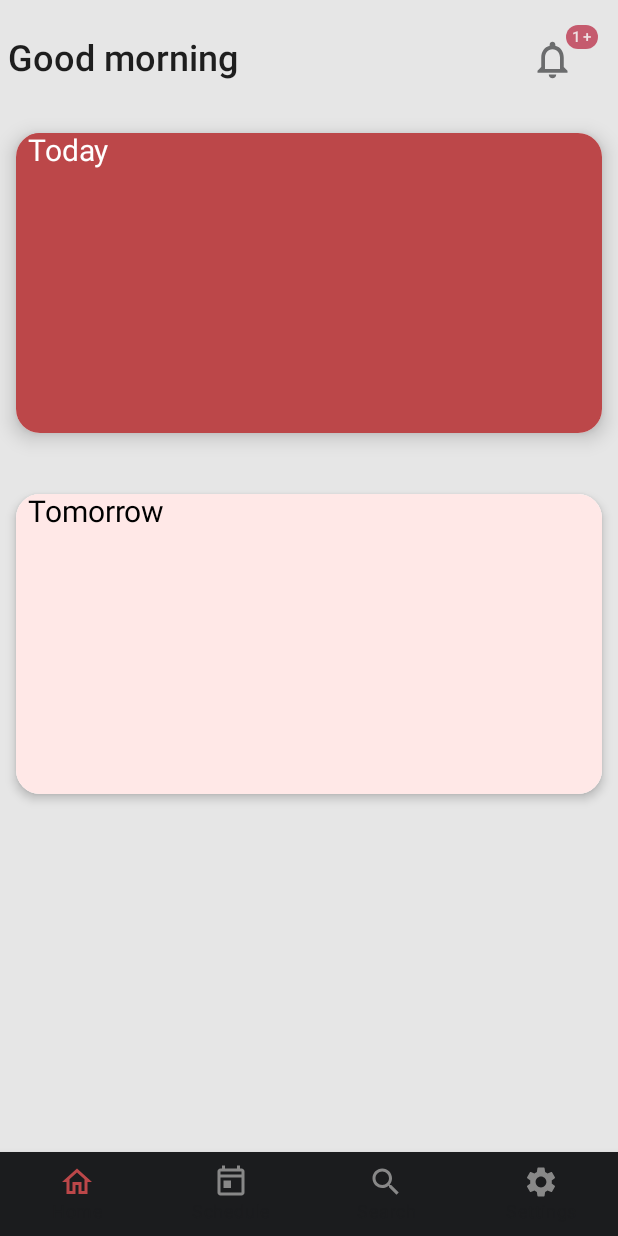
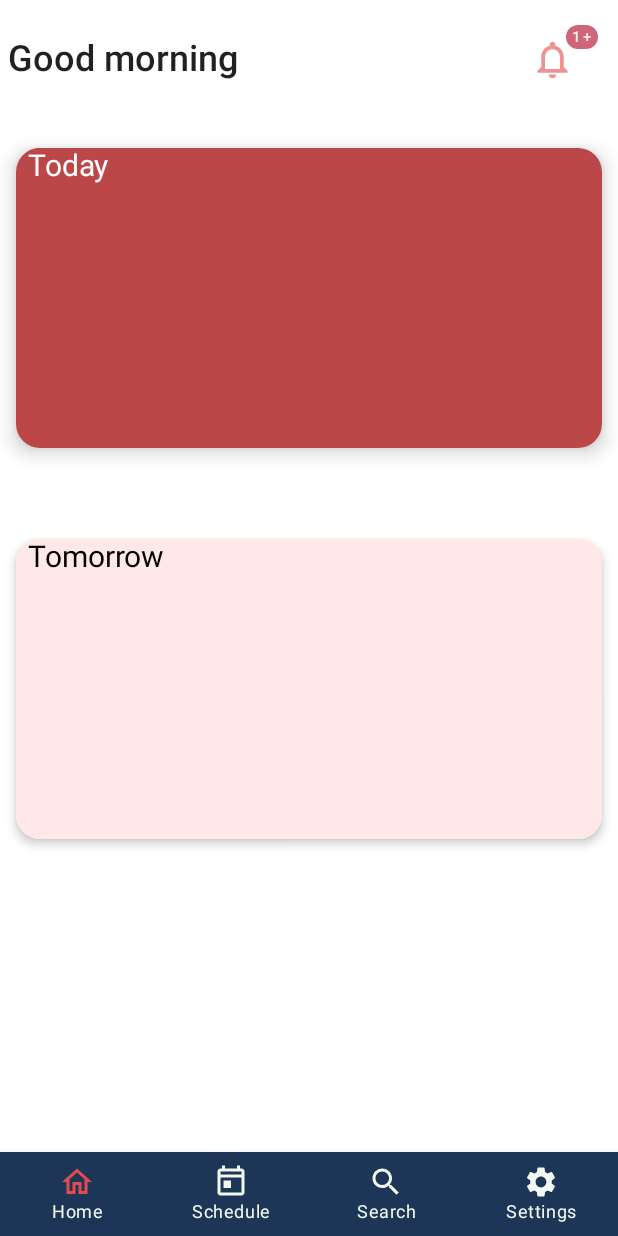
Before and after one commit to GISSIAH/Blackout-v2, an Android app built with Jetpack Compose: the screen it shows after launch (MainActivity), after a tap on "Skip", on a phone screen of 412 x 824 dp. Run offline under Robolectric (Android 15) with nearby library versions, the phone set to English and light mode, and no system bars; our stand-ins replace accompanist; 1 statement that could not run was skipped.

Commit message:
Theme customizations

```diff
--- a/app/src/main/java/com/example/bottomnavbardemo/MainScreen.kt
+++ b/app/src/main/java/com/example/bottomnavbardemo/MainScreen.kt
@@ -16,9 +16,7 @@ import androidx.navigation.NavGraph.Companion.findStartDestination
 import androidx.navigation.NavHostController
 import androidx.navigation.compose.currentBackStackEntryAsState
 import androidx.navigation.compose.rememberNavController
-import com.example.bottomnavbardemo.ui.theme.Gray500
-import com.example.bottomnavbardemo.ui.theme.Gray700
-import com.example.bottomnavbardemo.ui.theme.Red
+import com.example.bottomnavbardemo.ui.theme.*
 
 @Composable
 fun MainScreen() {
@@ -41,7 +39,7 @@ fun BottomBar(navController: NavHostController) {
     val navBackStackEntry by navController.currentBackStackEntryAsState()
     val currentDestination = navBackStackEntry?.destination
 
-    BottomNavigation(elevation = 6.dp) {
+    BottomNavigation(elevation = 6.dp,backgroundColor = MaterialTheme.colors.secondary) {
         screens.forEach { screen ->
             AddItem(
                 screen = screen,
@@ -60,7 +58,7 @@ fun RowScope.AddItem(
 ) {
     BottomNavigationItem(
         label = {
-            Text(text = screen.title,color=MaterialTheme.colors.primary)
+            Text(text = screen.title,color = varWhite)
         },
         icon = {
             Icon(
@@ -86,8 +84,8 @@ fun RowScope.AddItem(
 
 fun getColor(selected:Boolean):Color{
     if(selected){
-        return Red
+        return varRed
     }else{
-        return Color.Gray
+        return varWhite
     }
 }
--- a/app/src/main/java/com/example/bottomnavbardemo/screens/Home.kt
+++ b/app/src/main/java/com/example/bottomnavbardemo/screens/Home.kt
@@ -91,11 +91,11 @@ import java.util.*
                         val badgeState = getBadgeState(context)
                         if(badgeState){
                             BadgedBox(badge = { Badge { Text("1+") } }) {
-                                Icon(modifier = Modifier.size(30.dp),imageVector = Icons.Outlined.Notifications,contentDescription = "Notification Icon",tint= MaterialTheme.colors.onPrimary)
+                                Icon(modifier = Modifier.size(30.dp),imageVector = Icons.Outlined.Notifications,contentDescription = "Notification Icon",tint= MaterialTheme.colors.primaryVariant)
                             }
                         }else{
 
-                                Icon(modifier = Modifier.size(30.dp),imageVector = Icons.Outlined.Notifications,contentDescription = "Notification Icon",tint= MaterialTheme.colors.onPrimary)
+                                Icon(modifier = Modifier.size(30.dp),imageVector = Icons.Outlined.Notifications,contentDescription = "Notification Icon",tint= MaterialTheme.colors.primaryVariant)
 
                         }
 
@@ -109,7 +109,7 @@ import java.util.*
                     .padding(horizontal = 5.dp, vertical = 20.dp)) {
                     Card(
                         modifier = Modifier
-                            .padding(horizontal = 5.dp, vertical = 5.dp)
+                            .padding(horizontal = 5.dp, vertical = 15.dp)
                             .height(200.dp)
                             .fillMaxWidth()
                         ,
@@ -129,7 +129,7 @@ import java.util.*
                     }
                     Card(
                         modifier = Modifier
-                            .padding(horizontal = 5.dp, vertical = 35.dp)
+                            .padding(horizontal = 5.dp, vertical = 45.dp)
                             .height(200.dp)
                             .fillMaxWidth()
                         ,
--- a/app/src/main/java/com/example/bottomnavbardemo/ui/theme/Color.kt
+++ b/app/src/main/java/com/example/bottomnavbardemo/ui/theme/Color.kt
@@ -2,11 +2,15 @@ package com.example.bottomnavbardemo.ui.theme
 
 import androidx.compose.ui.graphics.Color
 
-
+val Blue = Color(0xFF1D3557)
+val lightBlue = Color(0xFF457B9D)
+val varBlue = Color(0xFFA8DADC)
+val varWhite = Color(0xFFF1FAEE)
 val Green = Color(0xFF6A994E)
 val YellowMain = Color(0xFFF2E8CF)
 val YellowVar = Color(0xFFFFECD1)
 val Red = Color(0xFFBC4749)
+val varRed = Color(0xFFE44B4E)
 //var lightRed = Color(0xFFFFDCDB)
 var lightRed = Color(0xFFFFE8E7)
 val Gray500 = Color(0xFF303030)
--- a/app/src/main/java/com/example/bottomnavbardemo/ui/theme/Theme.kt
+++ b/app/src/main/java/com/example/bottomnavbardemo/ui/theme/Theme.kt
@@ -9,17 +9,17 @@ import androidx.compose.ui.graphics.Color
 import com.google.accompanist.systemuicontroller.rememberSystemUiController
 
 private val DarkColorPalette = darkColors(
-    primary = Color.White,
-    primaryVariant = backgroundWhite,
-    secondary = YellowMain,
-    onPrimary = Color.White,
+    primary =Red,
+    primaryVariant = varRed,
+    secondary = Blue ,
+    onPrimary = varWhite,
 )
 
 private val LightColorPalette = lightColors(
-    primary = Gray900,
-    primaryVariant = Gray800,
-    secondary = YellowMain ,
-    background = backgroundWhite,
+    primary =Red,
+    primaryVariant = varRed,
+    secondary = Blue ,
+
     onPrimary = Gray900,
     /* Other default colors to override
 
```
Also changed, not shown: app/src/main/java/com/example/bottomnavbardemo/screens/Full.kt (+9 -12 lines).
